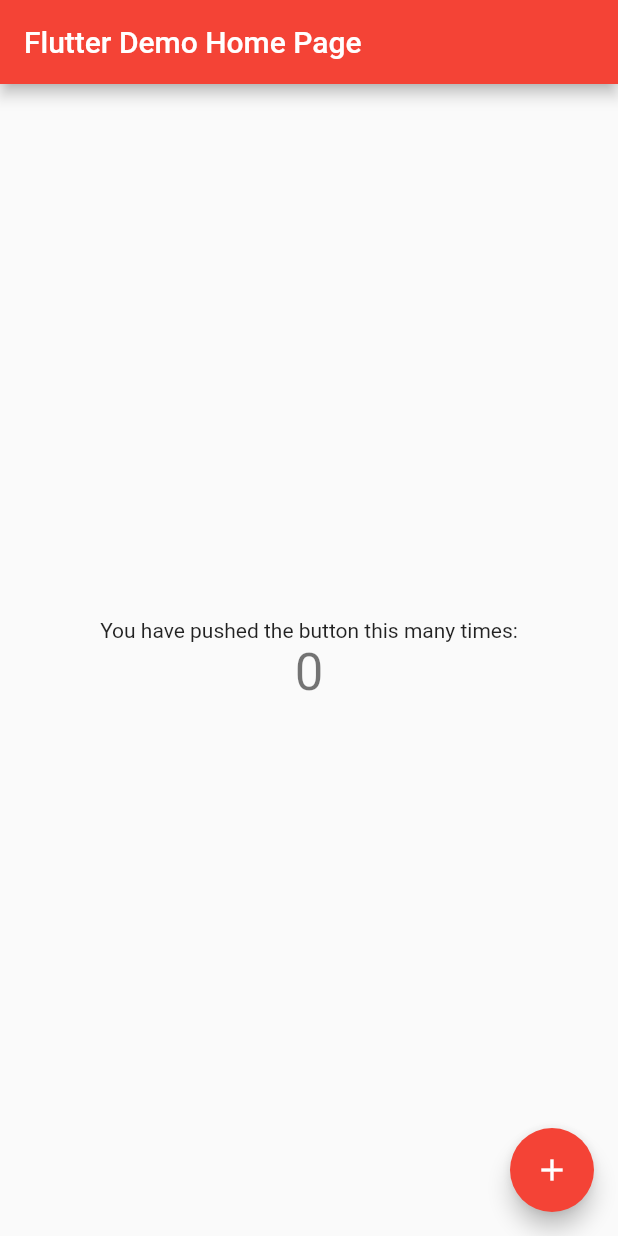
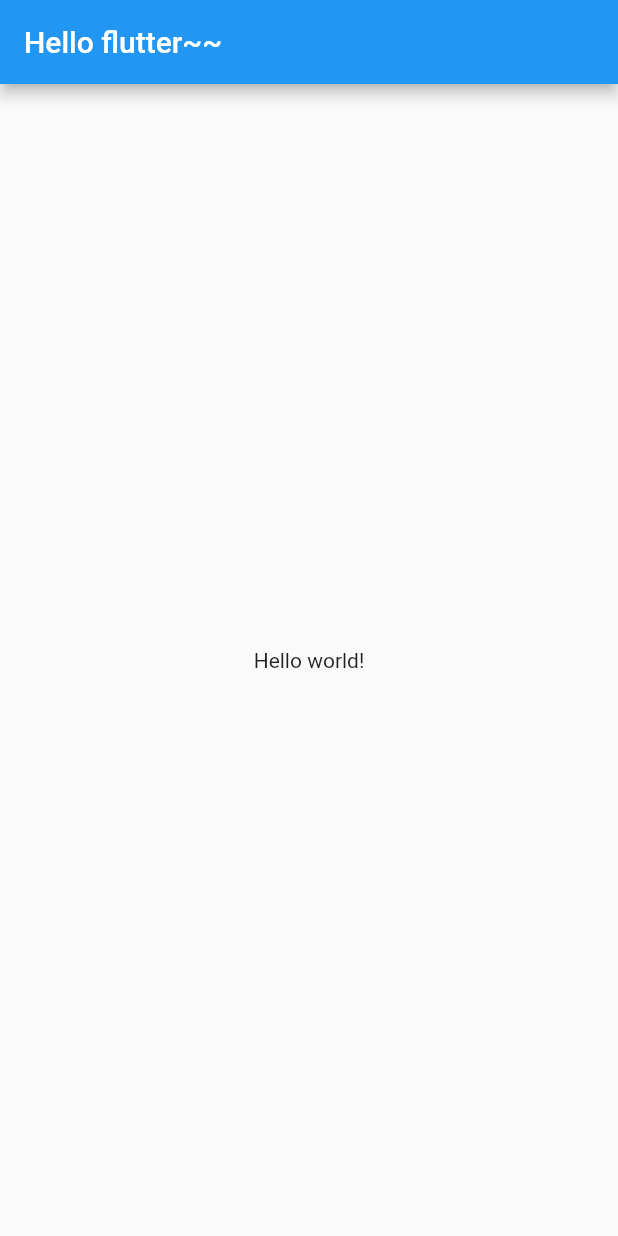
Before and after one commit to fluorjo/flutter_webtoon_app_clone, a Flutter app: the screen it shows after launch, on a phone screen of 412 x 824 dp. Run offline on Flutter 3.47's test engine with Material 2 defaults, Android fonts, the phone set to English and light mode, and no system bars.

Commit message:
2.3.hello world!

```diff
--- a/lib/main.dart
+++ b/lib/main.dart
@@ -1,115 +1,19 @@
 import 'package:flutter/material.dart';
 
 void main() {
-  runApp(const MyApp());
+  runApp(App());
 }
 
-class MyApp extends StatelessWidget {
-  const MyApp({super.key});
-
-  // This widget is the root of your application.
+class App extends StatelessWidget {
   @override
   Widget build(BuildContext context) {
     return MaterialApp(
-      title: 'Flutter Demo',
-      theme: ThemeData(
-        // This is the theme of your application.
-        //
-        // Try running your application with "flutter run". You'll see the
-        // application has a blue toolbar. Then, without quitting the app, try
-        // changing the primarySwatch below to Colors.green and then invoke
-        // "hot reload" (press "r" in the console where you ran "flutter run",
-        // or simply save your changes to "hot reload" in a Flutter IDE).
-        // Notice that the counter didn't reset back to zero; the application
-        // is not restarted.
-        primarySwatch: Colors.red,
+      home: Scaffold(
+        appBar: AppBar(
+          title: Text('Hello flutter~~'),
+        ),
+        body: Center(child:Text('Hello world!')),
       ),
-      home: const MyHomePage(title: 'Flutter Demo Home Page'),
     );
   }
 }
-
-class MyHomePage extends StatefulWidget {
-  const MyHomePage({super.key, required this.title});
-
-  // This widget is the home page of your application. It is stateful, meaning
-  // that it has a State object (defined below) that contains fields that affect
-  // how it looks.
-
-  // This class is the configuration for the state. It holds the values (in this
-  // case the title) provided by the parent (in this case the App widget) and
-  // used by the build method of the State. Fields in a Widget subclass are
-  // always marked "final".
-
-  final String title;
-
-  @override
-  State<MyHomePage> createState() => _MyHomePageState();
-}
-
-class _MyHomePageState extends State<MyHomePage> {
-  int _counter = 0;
-
-  void _incrementCounter() {
-    setState(() {
-      // This call to setState tells the Flutter framework that something has
-      // changed in this State, which causes it to rerun the build method below
-      // so that the display can reflect the updated values. If we changed
-      // _counter without calling setState(), then the build method would not be
-      // called again, and so nothing would appear to happen.
-      _counter++;
-    });
-  }
-
-  @override
-  Widget build(BuildContext context) {
-    // This method is rerun every time setState is called, for instance as done
-    // by the _incrementCounter method above.
-    //
-    // The Flutter framework has been optimized to make rerunning build methods
-    // fast, so that you can just rebuild anything that needs updating rather
-    // than having to individually change instances of widgets.
-    return Scaffold(
-      appBar: AppBar(
-        // Here we take the value from the MyHomePage object that was created by
-        // the App.build method, and use it to set our appbar title.
-        title: Text(widget.title),
-      ),
-      body: Center(
-        // Center is a layout widget. It takes a single child and positions it
-        // in the middle of the parent.
-        child: Column(
-          // Column is also a layout widget. It takes a list of children and
-          // arranges them vertically. By default, it sizes itself to fit its
-          // children horizontally, and tries to be as tall as its parent.
-          //
-          // Invoke "debug painting" (press "p" in the console, choose the
-          // "Toggle Debug Paint" action from the Flutter Inspector in Android
-          // Studio, or the "Toggle Debug Paint" command in Visual Studio Code)
-          // to see the wireframe for each widget.
-          //
-          // Column has various properties to control how it sizes itself and
-          // how it positions its children. Here we use mainAxisAlignment to
-          // center the children vertically; the main axis here is the vertical
-          // axis because Columns are vertical (the cross axis would be
-          // horizontal).
-          mainAxisAlignment: MainAxisAlignment.center,
-          children: <Widget>[
-            const Text(
-              'You have pushed the button this many times:',
-            ),
-            Text(
-              '$_counter',
-              style: Theme.of(context).textTheme.headline4,
-            ),
-          ],
-        ),
-      ),
-      floatingActionButton: FloatingActionButton(
-        onPressed: _incrementCounter,
-        tooltip: 'Increment',
-        child: const Icon(Icons.add),
-      ), // This trailing comma makes auto-formatting nicer for build methods.
-    );
-  }
-}
```
